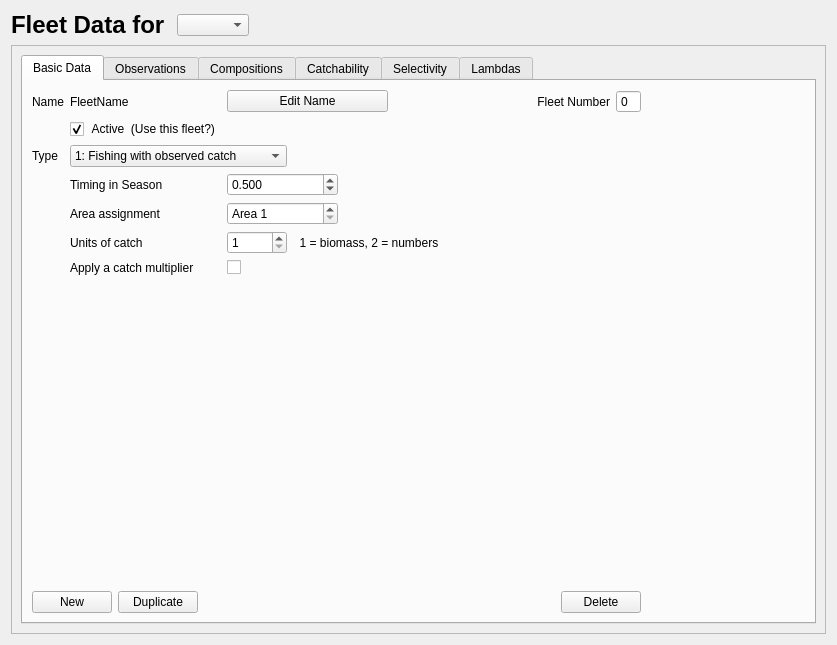
nmfs-ost/ss3-ssi, file src/fleet_widget.ui: the form before one commit.
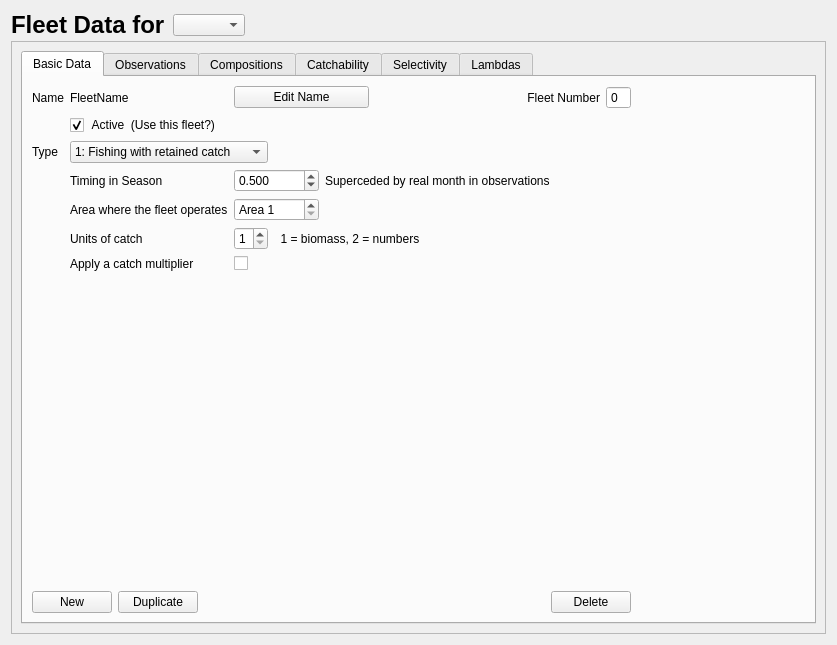
The form after the commit. The open tabs and pages were chosen to show the change. Icons and pictures are not drawn.

Commit message: ToolBar remains hidden or visible between sessions readjusted spacing in major layouts

```diff
--- a/src/fleet_widget.ui
+++ b/src/fleet_widget.ui
@@ -14,6 +14,9 @@
    <string>Form</string>
   </property>
   <layout class="QVBoxLayout" name="verticalLayout">
+   <property name="spacing">
+    <number>2</number>
+   </property>
    <item>
     <layout class="QHBoxLayout" name="horizontalLayout_title">
      <item>
@@ -85,7 +88,7 @@
       <item>
        <widget class="QTabWidget" name="tabWidget_fleet">
         <property name="currentIndex">
-         <number>1</number>
+         <number>4</number>
         </property>
         <property name="movable">
          <bool>true</bool>
@@ -199,19 +202,6 @@
             </property>
            </widget>
           </item>
-          <item row="4" column="4" colspan="2">
-           <spacer name="horizontalSpacer_12">
-            <property name="orientation">
-             <enum>Qt::Horizontal</enum>
-            </property>
-            <property name="sizeHint" stdset="0">
-             <size>
-              <width>40</width>
-              <height>20</height>
-             </size>
-            </property>
-           </spacer>
-          </item>
           <item row="3" column="0">
            <widget class="QLabel" name="label_type">
             <property name="text">
@@ -286,7 +276,7 @@
           <item row="5" column="1">
            <widget class="QLabel" name="label_area">
             <property name="text">
-             <string>Area assignment</string>
+             <string>Area where the fleet operates</string>
             </property>
            </widget>
           </item>
@@ -331,12 +321,12 @@
            <widget class="QComboBox" name="comboBox_type">
             <item>
              <property name="text">
-              <string>1: Fishing with observed catch</string>
+              <string>1: Fishing with retained catch</string>
              </property>
             </item>
             <item>
              <property name="text">
-              <string>2: Bycatch with unobserved catch</string>
+              <string>2: Bycatch (catch discarded)</string>
              </property>
             </item>
             <item>
@@ -346,11 +336,31 @@
             </item>
             <item>
              <property name="text">
-              <string>4: Not implemented. For future use</string>
+              <string>4: Not yet implemented.</string>
              </property>
             </item>
            </widget>
           </item>
+          <item row="5" column="4" colspan="2">
+           <spacer name="horizontalSpacer_12">
+            <property name="orientation">
+             <enum>Qt::Horizontal</enum>
+            </property>
+            <property name="sizeHint" stdset="0">
+             <size>
+              <width>40</width>
+              <height>20</height>
+             </size>
+            </property>
+           </spacer>
+          </item>
+          <item row="4" column="4" colspan="4">
+           <widget class="QLabel" name="label_5">
+            <property name="text">
+             <string>Superceded by real month in observations</string>
+            </property>
+           </widget>
+          </item>
          </layout>
         </widget>
         <widget class="QWidget" name="tab_obs">
@@ -361,7 +371,7 @@
           <item>
            <widget class="QTabWidget" name="tabWidget_obs">
             <property name="currentIndex">
-             <number>2</number>
+             <number>0</number>
             </property>
             <widget class="QWidget" name="tab_catch">
              <attribute name="title">
@@ -394,7 +404,7 @@
                  </widget>
                 </item>
                 <item row="0" column="2">
-                 <widget class="QLabel" name="label_2">
+                 <widget class="QLabel" name="label_catch_units_info">
                   <property name="text">
                    <string>(1 = Biomass, 2 = Numbers)</string>
                   </property>
@@ -1343,7 +1353,7 @@
           <item>
            <widget class="QTabWidget" name="tabWidget_selex">
             <property name="currentIndex">
-             <number>1</number>
+             <number>0</number>
             </property>
             <widget class="QWidget" name="tab_selex_size">
              <attribute name="title">
@@ -1360,8 +1370,8 @@
                   <rect>
                    <x>0</x>
                    <y>0</y>
-                   <width>576</width>
-                   <height>248</height>
+                   <width>733</width>
+                   <height>427</height>
                   </rect>
                  </property>
                  <layout class="QVBoxLayout" name="verticalLayout_17">
```
The commit also changes 7 other files.
